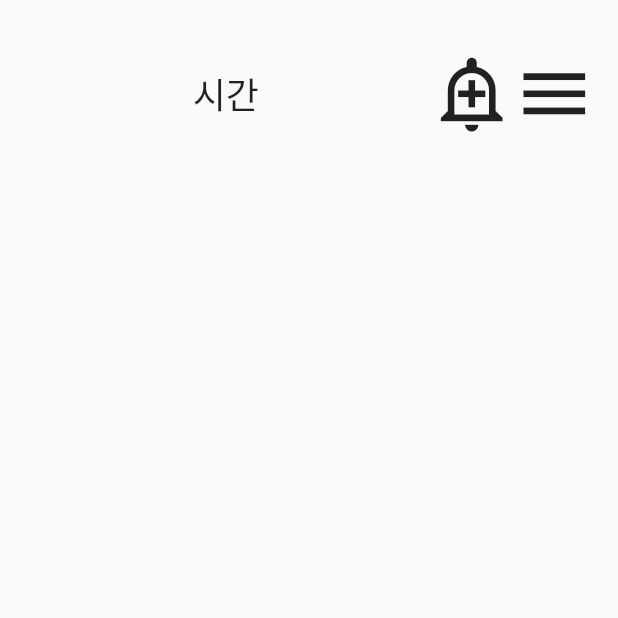
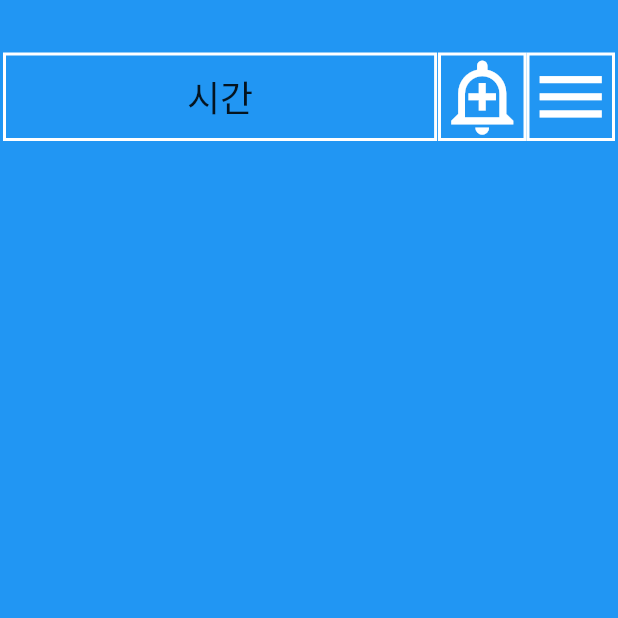
Before and after one commit to jithhuP/PowerBall, a Flutter app: the screen it shows after launch, on a phone screen of 412 x 824 dp, the top half of it. Run offline on Flutter 3.47's test engine with Material 2 defaults, Android fonts, the light colour scheme and no system bars.

Commit message:
배경색 추가 및 영역 테두리 추가

```diff
--- a/practice/lib/main.dart
+++ b/practice/lib/main.dart
@@ -11,18 +11,15 @@ class App extends StatelessWidget {
   Widget build(BuildContext context) {
     return MaterialApp(
       home: Scaffold(
+        backgroundColor: Colors.blue,
         body: Padding(
           padding: const EdgeInsets.symmetric(
-            horizontal: 15.0,
+            horizontal: 2.0,
           ),
           child: Column(
             children: [
-              Row(
-                children: const [
-                  SizedBox(
+              const SizedBox(
                 height: 35.0,
-                  ),
-                ],
               ),
               Row(
                 mainAxisAlignment: MainAxisAlignment.spaceBetween,
@@ -30,30 +27,54 @@ class App extends StatelessWidget {
                   Row(
                     mainAxisAlignment: MainAxisAlignment.center,
                     children: [
-                      Column(
-                        children: const [
-                          SizedBox(
-                            width: 271.0,
+                      Container(
+                        height: 59.0,
+                        alignment: Alignment.center,
+                        decoration: BoxDecoration(
+                          border: Border.all(
+                            width: 2,
+                            color: Colors.white,
+                          ),
+                        ),
+                        child: const SizedBox(
+                          width: 285.4,
                           child: Text(
                             "시간",
                             style: TextStyle(fontSize: 24.0),
                             textAlign: TextAlign.center,
                           ),
                         ),
-                        ],
                       ),
                     ],
                   ),
                   Row(
                     mainAxisAlignment: MainAxisAlignment.end,
-                    children: const [
-                      Icon(
+                    children: [
+                      Container(
+                        decoration: BoxDecoration(
+                          border: Border.all(
+                            width: 2,
+                            color: Colors.white,
+                          ),
+                        ),
+                        child: const Icon(
                           Icons.add_alert_outlined,
                           size: 55.0,
+                          color: Colors.white,
                         ),
-                      Icon(
+                      ),
+                      Container(
+                        decoration: BoxDecoration(
+                          border: Border.all(
+                            width: 2,
+                            color: Colors.white,
+                          ),
+                        ),
+                        child: const Icon(
                           Icons.menu,
                           size: 55.0,
+                          color: Colors.white,
+                        ),
                       ),
                     ],
                   ),
```
Lines whose indentation alone changed are shown as unchanged.
